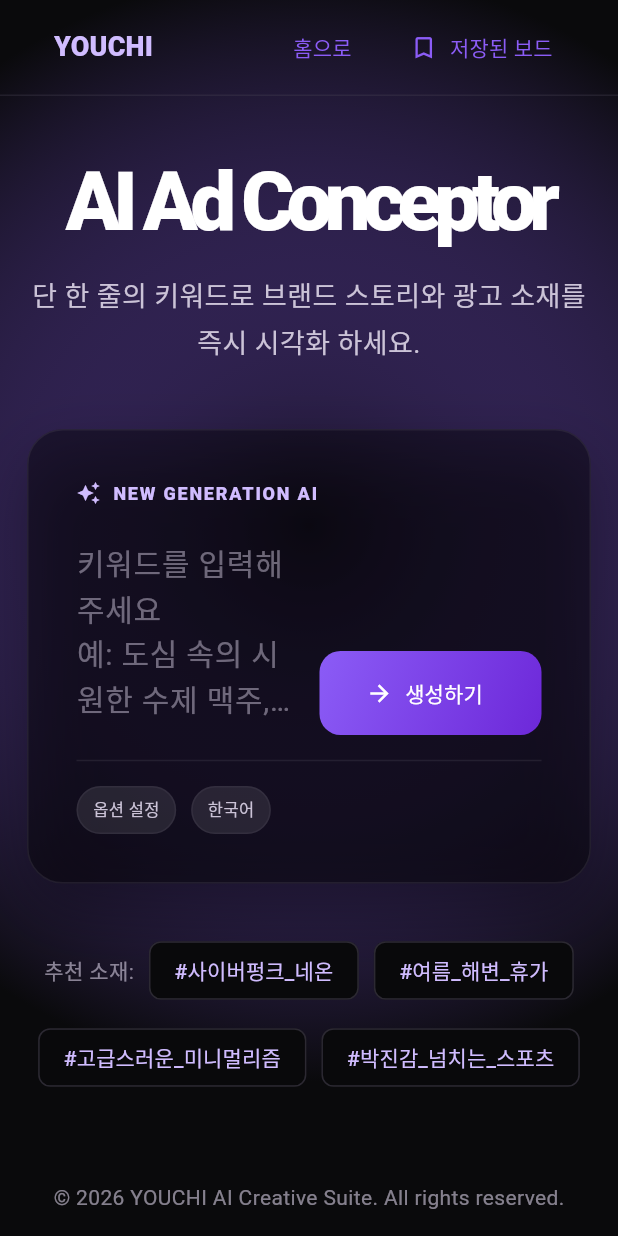
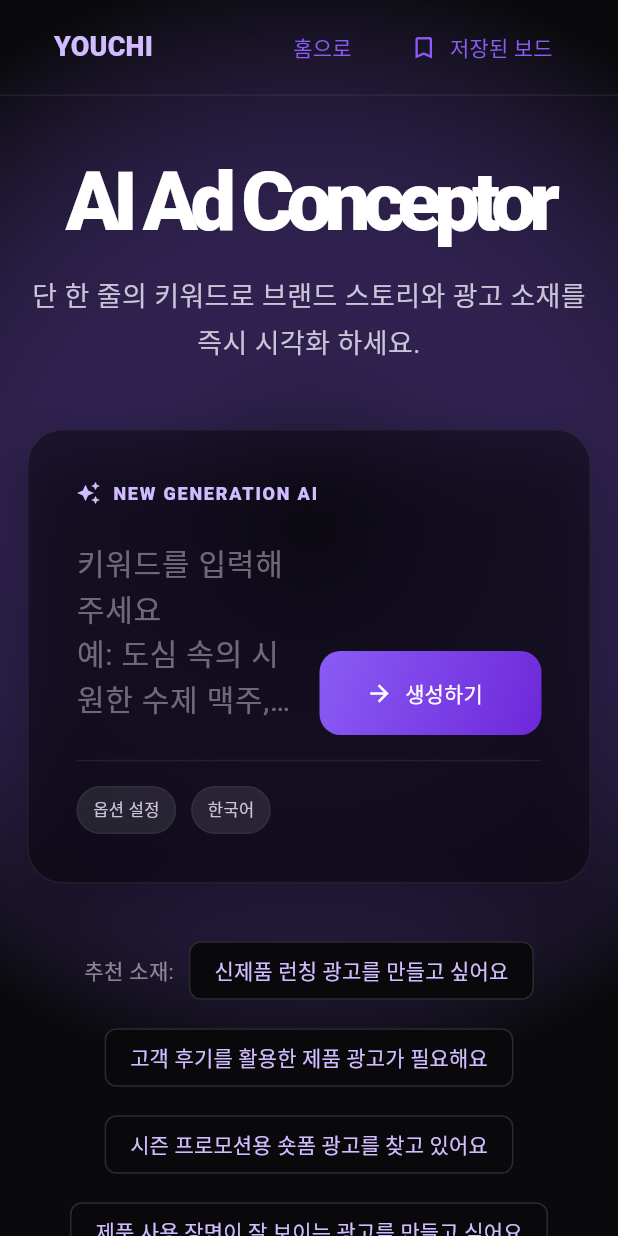
Before and after one commit to freekino2000-boop/youchi-flutter-mvp, a Flutter app: the screen it shows after launch, on a phone screen of 412 x 824 dp. Run offline on Flutter 3.47's test engine with Material 3 defaults, Android fonts, the phone set to English and light mode, and no system bars; our stand-ins replace shared_preferences; Roboto replaces fonts that are missing (Noto Sans KR).

Commit message:
Revise advertiser suggestion prompts

```diff
--- a/youchi_flutter/lib/core/constants.dart
+++ b/youchi_flutter/lib/core/constants.dart
@@ -6,9 +6,9 @@ class AppConstants {
 
   static const savedBoardKey = 'youchi-saved-board';
   static const suggestionKeywords = [
-    '#사이버펑크_네온',
-    '#여름_해변_휴가',
-    '#고급스러운_미니멀리즘',
-    '#박진감_넘치는_스포츠',
+    '신제품 런칭 광고를 만들고 싶어요',
+    '고객 후기를 활용한 제품 광고가 필요해요',
+    '시즌 프로모션용 숏폼 광고를 찾고 있어요',
+    '제품 사용 장면이 잘 보이는 광고를 만들고 싶어요',
   ];
 }
```
Also changed, not shown: youchi_flutter/lib/youchi_app.dart (+2 -5 lines), 1 other file.
